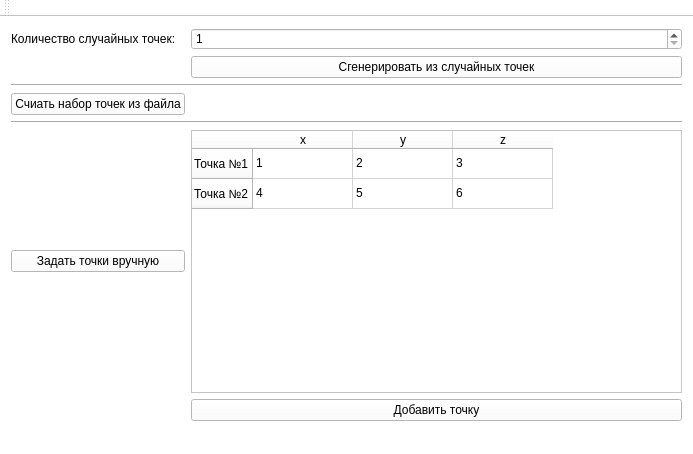
Above: mainwindow.ui from ProshNad/diploma before the change. Below: the same form after it.
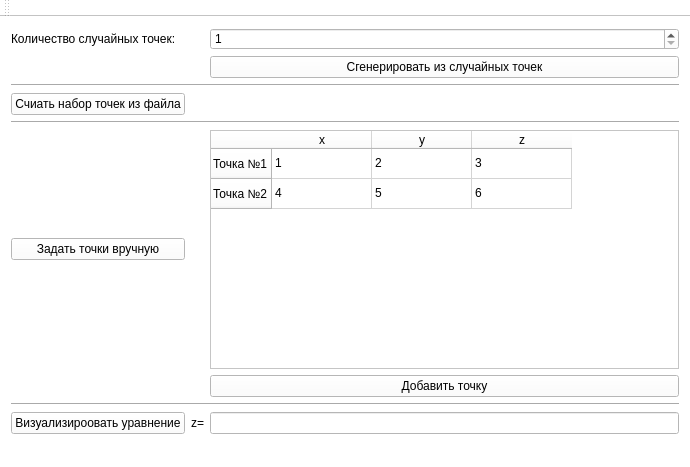
That is the form after the change.

```diff
--- a/mainwindow.ui
+++ b/mainwindow.ui
@@ -6,8 +6,8 @@
    <rect>
     <x>0</x>
     <y>0</y>
-    <width>693</width>
-    <height>454</height>
+    <width>690</width>
+    <height>467</height>
    </rect>
   </property>
   <property name="windowTitle">
@@ -18,14 +18,14 @@
   </property>
   <widget class="QWidget" name="centralWidget">
    <layout class="QGridLayout" name="gridLayout">
-    <item row="5" column="0" colspan="2">
+    <item row="5" column="0" colspan="3">
      <widget class="Line" name="line_2">
       <property name="orientation">
        <enum>Qt::Horizontal</enum>
       </property>
      </widget>
     </item>
-    <item row="6" column="1">
+    <item row="6" column="2">
      <widget class="QTableWidget" name="tableWidget">
       <property name="styleSheet">
        <string notr="true">background-color: rgb(255, 255, 255);</string>
@@ -97,7 +97,7 @@
       </property>
      </widget>
     </item>
-    <item row="3" column="0" colspan="2">
+    <item row="3" column="0" colspan="3">
      <widget class="Line" name="line">
       <property name="orientation">
        <enum>Qt::Horizontal</enum>
@@ -114,7 +114,7 @@
       </property>
      </widget>
     </item>
-    <item row="1" column="1">
+    <item row="1" column="2">
      <widget class="QSpinBox" name="spinBox">
       <property name="styleSheet">
        <string notr="true">background-color: rgb(255, 255, 255);</string>
@@ -124,7 +124,7 @@
       </property>
      </widget>
     </item>
-    <item row="2" column="1">
+    <item row="2" column="2">
      <widget class="QPushButton" name="pushButton">
       <property name="styleSheet">
        <string notr="true">background-color: rgb(255, 255, 255);</string>
@@ -144,7 +144,7 @@
       </property>
      </widget>
     </item>
-    <item row="7" column="1">
+    <item row="7" column="2">
      <widget class="QPushButton" name="pushButton_4">
       <property name="styleSheet">
        <string notr="true">background-color: rgb(255, 255, 255);</string>
@@ -154,6 +154,30 @@
       </property>
      </widget>
     </item>
+    <item row="8" column="0" colspan="3">
+     <widget class="Line" name="line_3">
+      <property name="orientation">
+       <enum>Qt::Horizontal</enum>
+      </property>
+     </widget>
+    </item>
+    <item row="9" column="0">
+     <widget class="QPushButton" name="pushButton_5">
+      <property name="text">
+       <string>Визуализироовать уравнение</string>
+      </property>
+     </widget>
+    </item>
+    <item row="9" column="2">
+     <widget class="QLineEdit" name="lineEdit"/>
+    </item>
+    <item row="9" column="1">
+     <widget class="QLabel" name="label_2">
+      <property name="text">
+       <string>z=</string>
+      </property>
+     </widget>
+    </item>
    </layout>
   </widget>
   <widget class="QMenuBar" name="menuBar">
```
Left out of the diff: 2 changed lines with no effect on the pictures.
